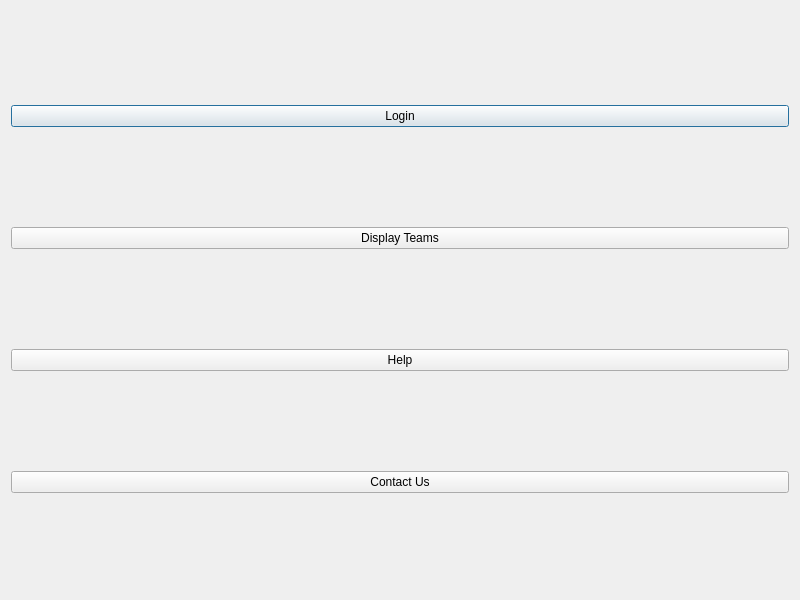
Qt form project-1/dialog.ui (samshafieha/project-1-football-pamphlet) before a commit.
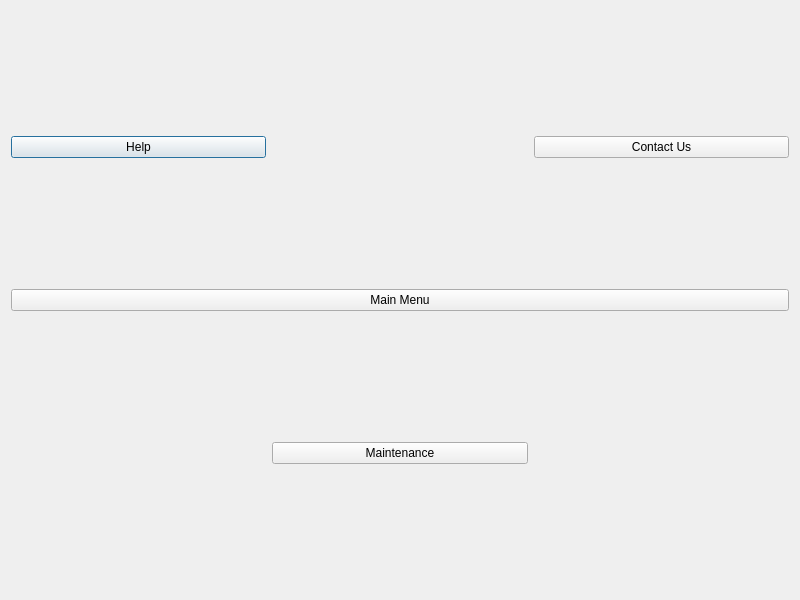
The same form after that commit.

```diff
--- a/project-1/dialog.ui
+++ b/project-1/dialog.ui
@@ -13,35 +13,35 @@
   <property name="windowTitle">
    <string>Dialog</string>
   </property>
-  <layout class="QVBoxLayout" name="verticalLayout">
-   <item>
-    <widget class="QPushButton" name="pushButton_4">
-     <property name="text">
-      <string>Login</string>
-     </property>
-    </widget>
-   </item>
-   <item>
-    <widget class="QPushButton" name="pushButton">
-     <property name="text">
-      <string>Display Teams</string>
-     </property>
-    </widget>
-   </item>
-   <item>
+  <layout class="QGridLayout" name="gridLayout">
+   <item row="0" column="0">
     <widget class="QPushButton" name="pushButton_2">
      <property name="text">
       <string>Help</string>
      </property>
     </widget>
    </item>
-   <item>
+   <item row="0" column="2">
     <widget class="QPushButton" name="pushButton_3">
      <property name="text">
       <string>Contact Us</string>
      </property>
     </widget>
    </item>
+   <item row="1" column="0" colspan="3">
+    <widget class="QPushButton" name="pushButton">
+     <property name="text">
+      <string>Main Menu</string>
+     </property>
+    </widget>
+   </item>
+   <item row="2" column="1">
+    <widget class="QPushButton" name="pushButton_4">
+     <property name="text">
+      <string>Maintenance</string>
+     </property>
+    </widget>
+   </item>
   </layout>
  </widget>
  <resources/>
```
